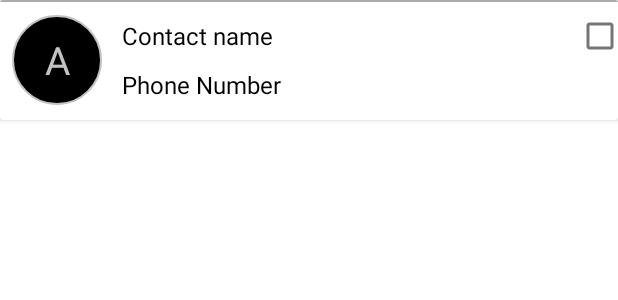
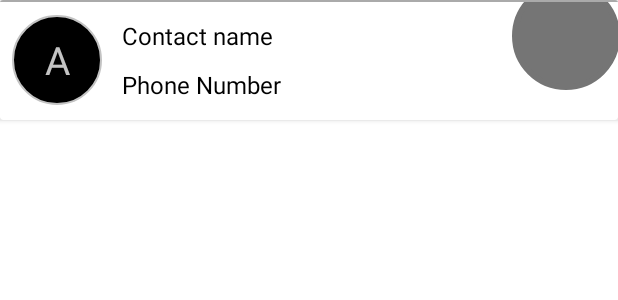
Before and after one commit to Waleed-cod/NGO, an Android app: the layout contact_box.xml on its own in the app's theme, with its tools: preview values and no code run, on a phone screen of 412 x 824 dp. Shown: the top 300 px of the screen. Run offline under Robolectric (Android 15) with nearby library versions, the light colour scheme and no system bars.

Commit message:
finally done

```diff
--- a/app/src/main/java/com/codembeded/ngo/MainActivity.java
+++ b/app/src/main/java/com/codembeded/ngo/MainActivity.java
@@ -63,6 +63,8 @@ public class MainActivity extends AppCompatActivity implements CollectPhoneNumbe
                 final String[] permissions = new String[]{Manifest.permission.READ_CONTACTS,Manifest.permission.SEND_SMS
         };
         ActivityCompat.requestPermissions(this, permissions, 100);
+
+
         getContactList();
 
 
--- /dev/null
+++ b/app/src/main/res/drawable/checkbox.xml
@@ -0,0 +1,50 @@
+<?xml version="1.0" encoding="utf-8"?>
+<selector xmlns:android="http://schemas.android.com/apk/res/android">
+    <item android:state_checked="true">
+        <layer-list>
+            <item>
+                <shape android:shape="oval">
+                    <corners android:radius="1dp" />
+                    <stroke
+                        android:width="1dp"
+                        android:color="#777" />
+                    <gradient
+                        android:startColor="#990000"
+                        android:centerColor="#990000"
+                        android:endColor="#990000"
+                        android:angle="270" />
+                    <size
+                        android:width="24dp"
+                        android:height="24dp" />
+                </shape>
+            </item>
+
+            <item
+                android:width="8dp"
+                android:height="2dp"
+                android:top="20dp"
+                android:left="6dp">
+                <rotate
+                    android:fromDegrees="45">
+                    <shape android:shape="rectangle">
+                        <solid android:color="#fff"/>
+                    </shape>
+                </rotate>
+            </item>
+
+            <item
+                android:width="19dp"
+                android:height="2dp"
+                android:top="16dp"
+                android:left="9dp">
+                <rotate
+                    android:fromDegrees="-45">
+                    <shape android:shape="rectangle">
+                        <solid android:color="#fff"/>
+                    </shape>
+                </rotate>
+            </item>
+        </layer-list>
+    </item>
+
+</selector>
--- /dev/null
+++ b/app/src/main/res/drawable/custom_checkbox.xml
@@ -0,0 +1,10 @@
+<?xml version="1.0" encoding="utf-8"?>
+<?xml version="1.0" encoding="utf-8"?>
+<selector xmlns:android="http://schemas.android.com/apk/res/android" >
+    <item android:state_checked="true"
+        android:drawable="@drawable/checkbox" />
+    <item android:state_pressed="true"
+        android:drawable="@drawable/checkbox" />
+    <item android:state_pressed="false"
+        android:drawable="@drawable/unchecked" />
+</selector>
--- a/app/src/main/res/drawable/et_bg.xml
+++ b/app/src/main/res/drawable/et_bg.xml
@@ -1,6 +1,6 @@
 <?xml version="1.0" encoding="utf-8"?>
 <shape xmlns:android="http://schemas.android.com/apk/res/android">
-    <solid android:color="@color/white"/>
+    <solid android:color="#F8F7F7"/>
     <stroke android:color="@android:color/darker_gray" android:width="1dp"/>
     <corners android:radius="14dp"/>
 </shape>
--- /dev/null
+++ b/app/src/main/res/drawable/unchecked.xml
@@ -0,0 +1,15 @@
+<?xml version="1.0" encoding="utf-8"?>
+<shape xmlns:android="http://schemas.android.com/apk/res/android" android:shape="oval">
+    <corners android:radius="1dp" />
+    <stroke
+        android:width="1dp"
+        android:color="#777" />
+    <gradient
+        android:startColor="#990000"
+        android:centerColor="#990000"
+        android:endColor="#990000"
+        android:angle="270" />
+    <size
+        android:width="24dp"
+        android:height="24dp" />
+</shape>
--- a/app/src/main/res/layout/activity_main.xml
+++ b/app/src/main/res/layout/activity_main.xml
@@ -11,25 +11,26 @@
         android:id="@+id/contact_rv"
         android:layout_width="match_parent"
         android:layout_height="wrap_content"
-        android:layout_above="@+id/msgEt"
-        android:layout_alignParentTop="true" />
+        android:layout_alignParentTop="true"
+        android:layout_marginBottom="2dp"
+        android:layout_above="@+id/msgEt"/>
 
     <EditText
         android:id="@+id/msgEt"
         android:layout_width="match_parent"
         android:layout_height="wrap_content"
         android:layout_alignParentBottom="true"
-        android:layout_marginStart="4dp"
-        android:layout_marginLeft="4dp"
+        android:layout_marginStart="10dp"
+        android:layout_marginLeft="10dp"
         android:layout_marginTop="4dp"
         android:layout_marginEnd="4dp"
         android:layout_marginRight="4dp"
-        android:layout_marginBottom="8dp"
+        android:layout_marginBottom="10dp"
         android:layout_toLeftOf="@+id/sendBtn"
         android:background="@drawable/et_bg"
-        android:hint="Type message here...."
+        android:hint="Enter Message...."
         android:maxHeight="300dp"
-        android:padding="6dp" />
+        android:padding="7.5dp" />
 
     <ImageButton
         android:id="@+id/sendBtn"
@@ -40,7 +41,7 @@
         android:layout_centerInParent="true"
         android:layout_marginEnd="4dp"
         android:layout_marginRight="4dp"
-        android:layout_marginBottom="8dp"
+        android:layout_marginBottom="10dp"
         android:background="@android:color/transparent"
         android:src="@drawable/ic_round_send_24" />
 
--- a/app/src/main/res/layout/contact_box.xml
+++ b/app/src/main/res/layout/contact_box.xml
@@ -30,7 +30,7 @@
         <LinearLayout
             android:layout_width="0dp"
             android:layout_height="wrap_content"
-            android:layout_weight="2.8"
+            android:layout_weight="2.5"
             android:layout_gravity="center"
             android:orientation="vertical">
             <TextView
@@ -55,7 +55,10 @@
             android:id="@+id/checkbox_iv"
             android:layout_width="0dp"
             android:layout_height="wrap_content"
-            android:layout_weight="0.3"
+            android:layout_weight="0.5"
+            android:button="@drawable/custom_checkbox"
+            android:scaleX="3"
+            android:scaleY="3"
             android:layout_marginEnd="6dp"
             android:layout_marginRight="6dp"/>
 
--- a/app/src/main/res/values-night/themes.xml
+++ b/app/src/main/res/values-night/themes.xml
@@ -2,8 +2,8 @@
     <!-- Base application theme. -->
     <style name="Theme.NGO" parent="Theme.MaterialComponents.DayNight.DarkActionBar">
         <!-- Primary brand color. -->
-        <item name="colorPrimary">@color/purple_200</item>
-        <item name="colorPrimaryVariant">@color/purple_700</item>
+        <item name="colorPrimary">@color/primaryColor</item>
+        <item name="colorPrimaryVariant">@color/primaryDarkColor</item>
         <item name="colorOnPrimary">@color/black</item>
         <!-- Secondary brand color. -->
         <item name="colorSecondary">@color/teal_200</item>
--- a/app/src/main/res/values/colors.xml
+++ b/app/src/main/res/values/colors.xml
@@ -1,8 +1,8 @@
 <?xml version="1.0" encoding="utf-8"?>
 <resources>
     <color name="purple_200">#FFBB86FC</color>
-    <color name="purple_500">#FF6200EE</color>
-    <color name="purple_700">#FF3700B3</color>
+    <color name="primaryColor">#37474F</color>
+    <color name="primaryDarkColor">#263238</color>
     <color name="teal_200">#FF03DAC5</color>
     <color name="teal_700">#FF018786</color>
     <color name="black">#FF000000</color>
--- a/app/src/main/res/values/themes.xml
+++ b/app/src/main/res/values/themes.xml
@@ -2,8 +2,8 @@
     <!-- Base application theme. -->
     <style name="Theme.NGO" parent="Theme.MaterialComponents.DayNight.DarkActionBar">
         <!-- Primary brand color. -->
-        <item name="colorPrimary">@color/purple_500</item>
-        <item name="colorPrimaryVariant">@color/purple_700</item>
+        <item name="colorPrimary">@color/primaryColor</item>
+        <item name="colorPrimaryVariant">@color/primaryDarkColor</item>
         <item name="colorOnPrimary">@color/white</item>
         <!-- Secondary brand color. -->
         <item name="colorSecondary">@color/teal_200</item>
```
